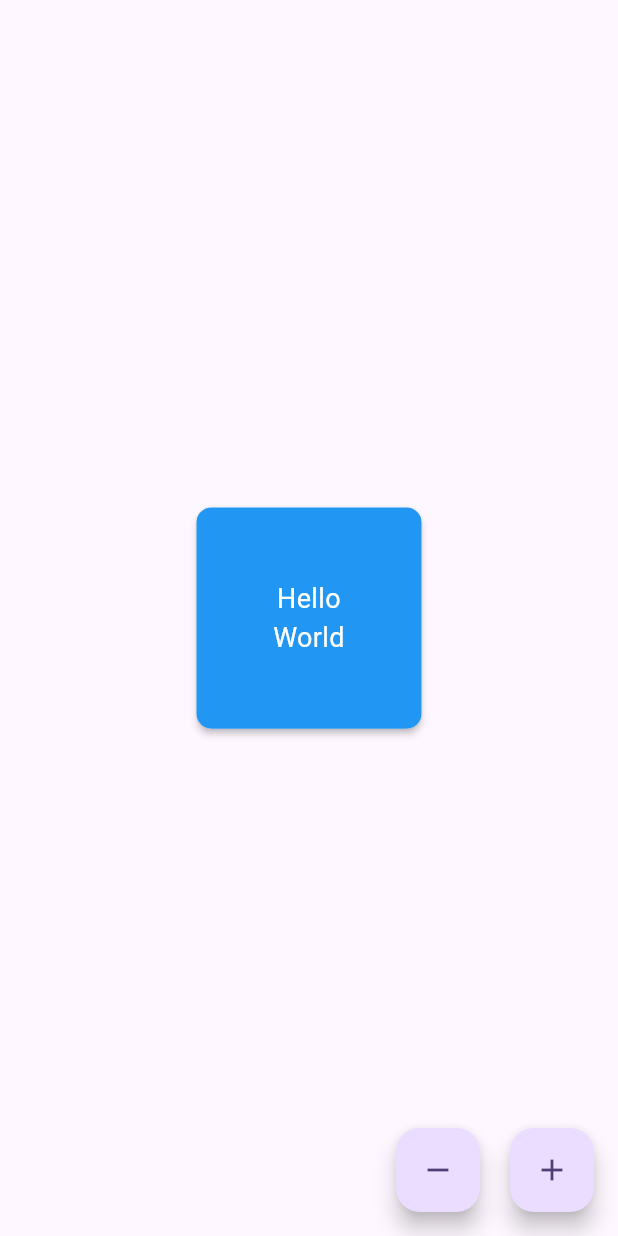
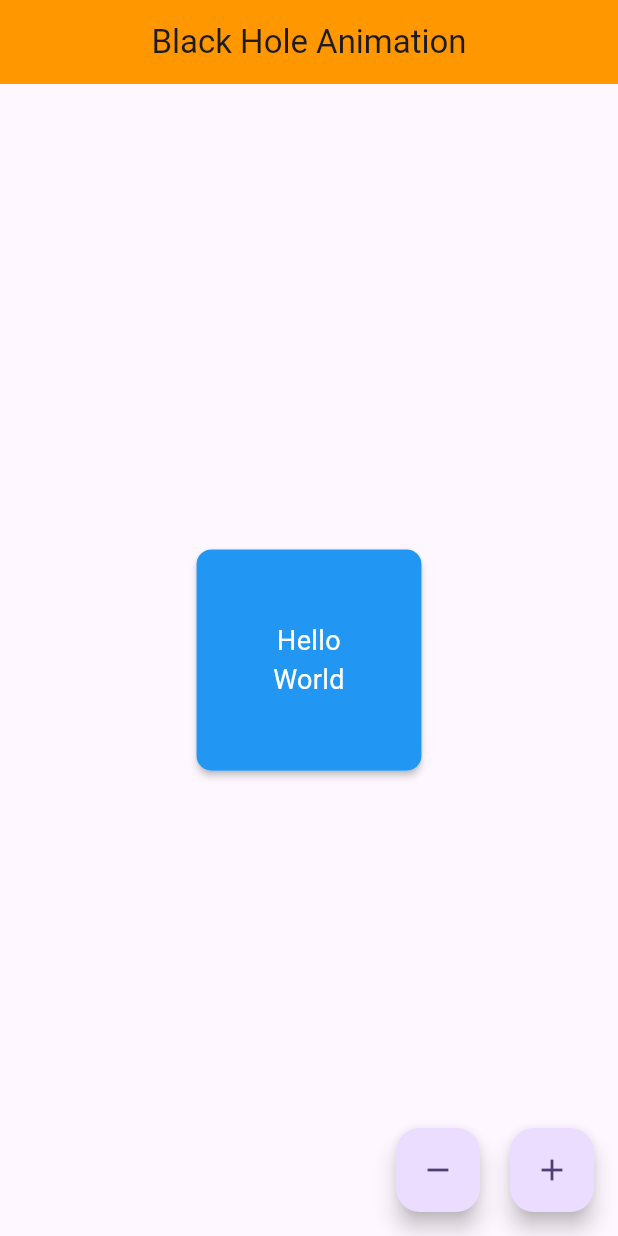
Before and after one commit to bidur0123/testing, a Flutter app: the screen it shows after launch, on a phone screen of 412 x 824 dp. Run offline on Flutter 3.47's test engine with Material 2 defaults, Android fonts, the phone set to English and light mode, and no system bars; our stand-ins replace skeleton_text, syncfusion_flutter_charts; missing offline and left inert: o3d.

Commit message:
Black hole animation added

```diff
--- a/lib/Black-hole-animation/card_hidden_animation_page.dart
+++ b/lib/Black-hole-animation/card_hidden_animation_page.dart
@@ -65,6 +65,13 @@ class CardHiddenAnimationPageState extends State<CardHiddenAnimationPage>
   @override
   Widget build(BuildContext context) {
     return Scaffold(
+      appBar: AppBar(
+        backgroundColor: Colors.orange,
+        title: const Text(
+            "Black Hole Animation"
+        ),
+        centerTitle: true,
+      ),
       floatingActionButton: Row(
         mainAxisSize: MainAxisSize.min,
         children: [
```
